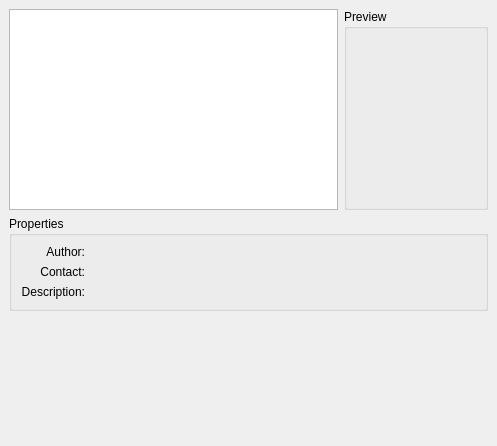
Old version of the form tilesetselector.ui in the repository KDE/kajongg.
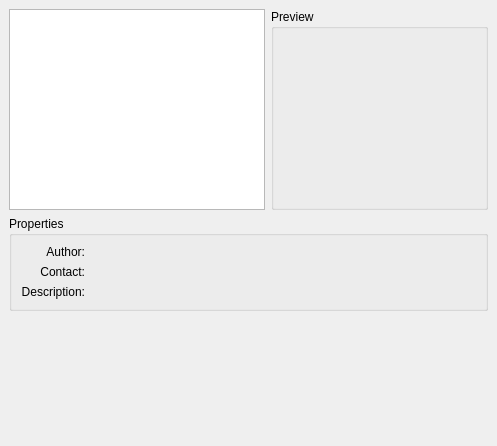
New version of the form.

```diff
--- a/tilesetselector.ui
+++ b/tilesetselector.ui
@@ -56,8 +56,8 @@
          <widget class="QWidget" name="tilesetPreview" >
           <property name="sizePolicy" >
            <sizepolicy>
-            <hsizetype>5</hsizetype>
-            <vsizetype>5</vsizetype>
+            <hsizetype>7</hsizetype>
+            <vsizetype>7</vsizetype>
             <horstretch>0</horstretch>
             <verstretch>0</verstretch>
            </sizepolicy>
```
